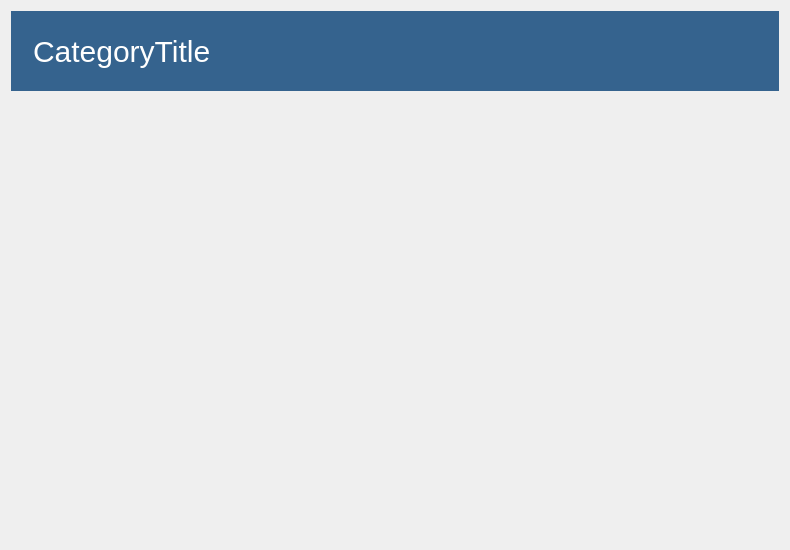
The window that copyclare/ui/banner.ui (MotionInput/Team14-CopyClare) describes before a commit, drawn with Qt 5.
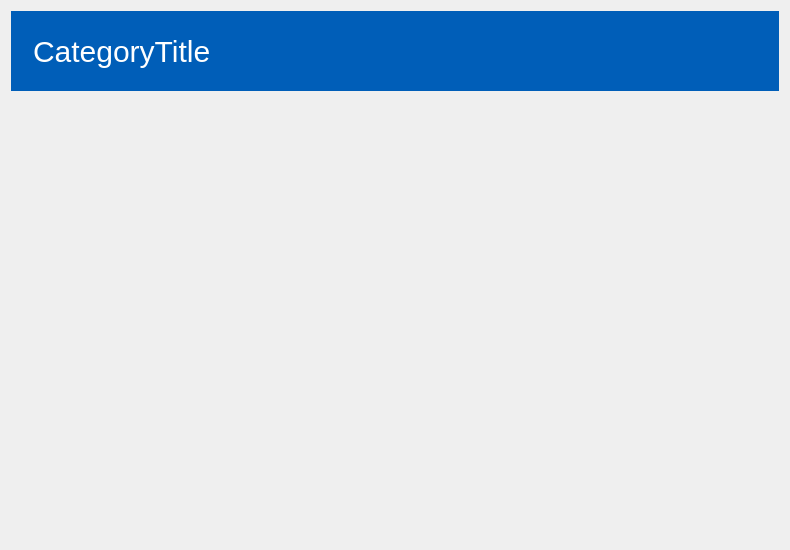
The same window after the commit.

```diff
--- a/copyclare/ui/banner.ui
+++ b/copyclare/ui/banner.ui
@@ -52,7 +52,7 @@
       </font>
      </property>
      <property name="styleSheet">
-      <string notr="true">background-color: #35638e;
+      <string notr="true">background-color: #005EB8;
 padding: 15px;
 font-size: 30px</string>
      </property>
```
